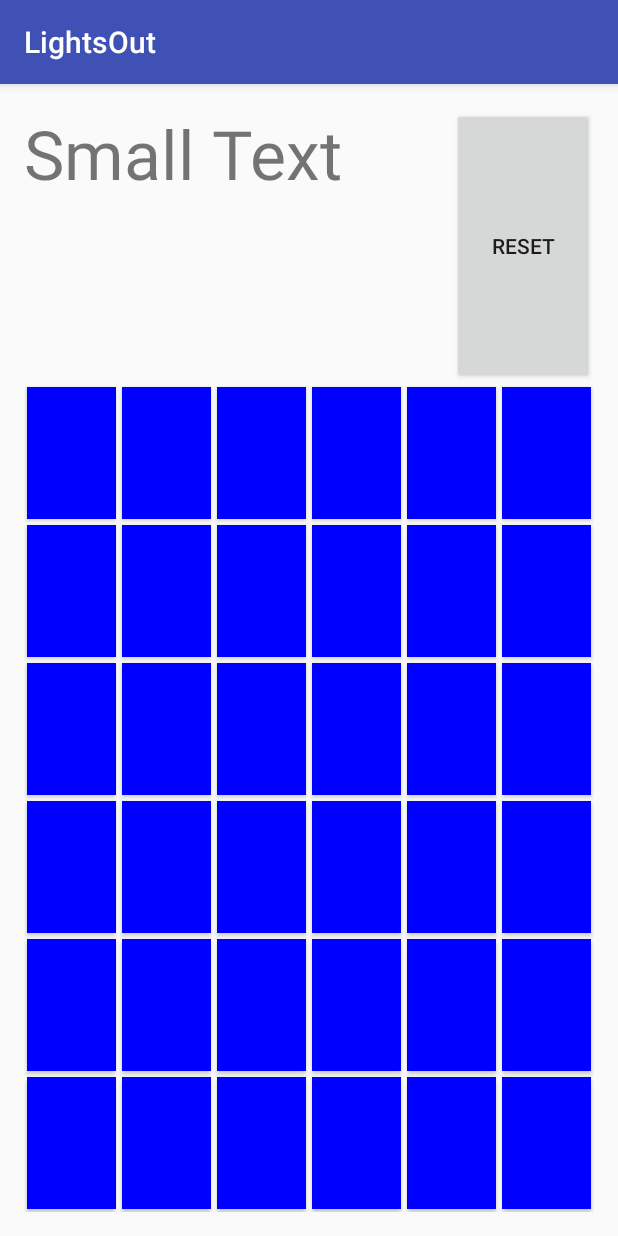
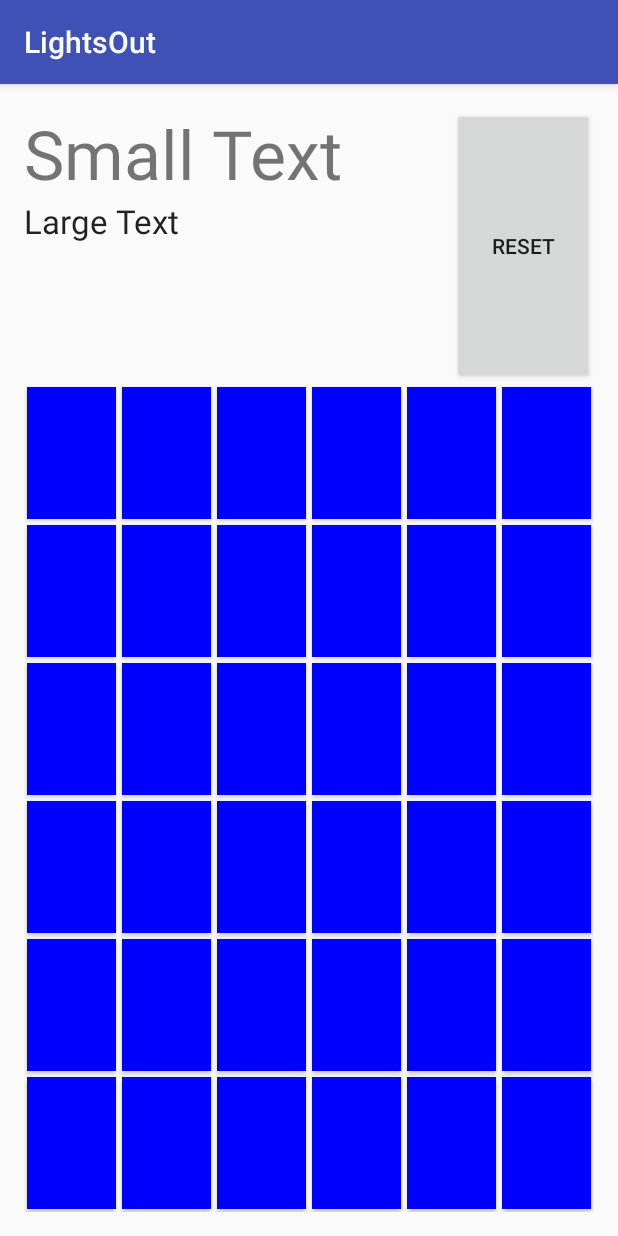
Before and after one commit to valjapan/LightsOut, an Android app: the MainActivity screen opened directly, with no data from a screen before it, on a phone screen of 412 x 824 dp. Run offline under Robolectric (Android 15) with nearby library versions, the phone set to English and light mode, and no system bars.

Commit message:
[add]レイアウトの追加

```diff
--- a/app/src/main/res/layout/activity_main.xml
+++ b/app/src/main/res/layout/activity_main.xml
@@ -33,6 +33,13 @@
                     android:text="Small Text"
                     android:id="@+id/timer"
                     android:textSize="45dp" />
+
+                <TextView
+                    android:layout_width="wrap_content"
+                    android:layout_height="wrap_content"
+                    android:textAppearance="?android:attr/textAppearanceLarge"
+                    android:text="Large Text"
+                    android:id="@+id/textView" />
             </LinearLayout>
 
             <LinearLayout
```
